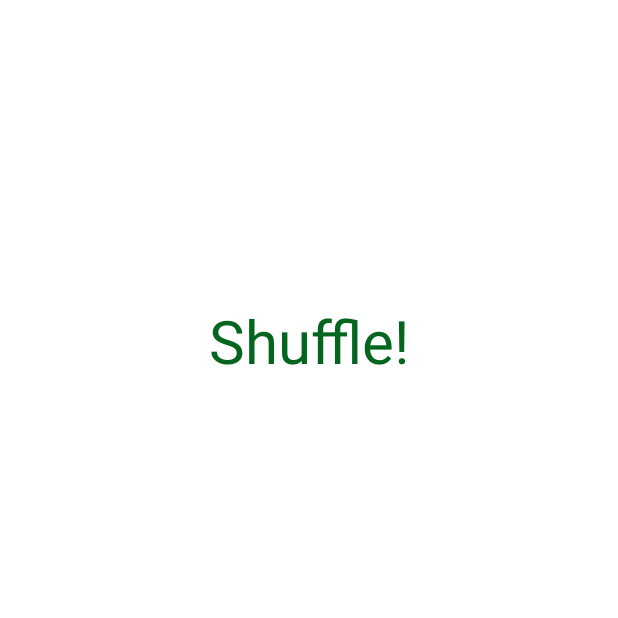
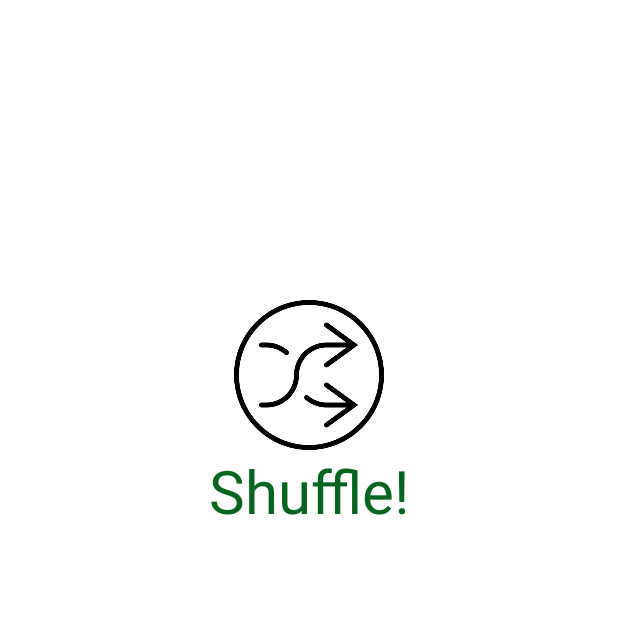
Before and after one commit to dmsb/Shuffle, an Android app: the SplashScreenActivity screen opened directly, with no data from a screen before it, on a phone screen of 412 x 824 dp, the top half of it. Run offline under Robolectric (Android 15) with nearby library versions, the phone set to English and light mode, and no system bars.

Commit message:
Atualizando icones e animação primeira tela

```diff
--- a/app/src/main/java/com/example/shuffle/SplashScreenActivity.java
+++ b/app/src/main/java/com/example/shuffle/SplashScreenActivity.java
@@ -5,13 +5,23 @@ import androidx.appcompat.app.AppCompatActivity;
 import android.content.Intent;
 import android.os.Bundle;
 import android.os.Handler;
+import android.view.animation.AccelerateDecelerateInterpolator;
+import android.widget.ImageButton;
 
 public class SplashScreenActivity extends AppCompatActivity {
+
+    private ImageButton playButton;
 
     @Override
     protected void onCreate(Bundle savedInstanceState) {
         super.onCreate(savedInstanceState);
         setContentView(R.layout.activity_splash_screen);
+
+        //Rotation button
+        this.playButton =  findViewById(R.id.play_button);
+        float btn = this.playButton.getRotation() + 360F;
+        this.playButton.animate().rotation(btn).setInterpolator(new AccelerateDecelerateInterpolator());
+
         Handler handle = new Handler();
         handle.postDelayed(new Runnable() {
             @Override
@@ -22,6 +32,7 @@ public class SplashScreenActivity extends AppCompatActivity {
 
     }
 
+
     private void getMainPage() {
         Intent it = new Intent(SplashScreenActivity.this,
                 MainActivity.class);
--- a/app/src/main/res/layout/activity_main.xml
+++ b/app/src/main/res/layout/activity_main.xml
@@ -67,7 +67,7 @@
             android:scaleType="fitCenter"/>
         <ImageButton
             android:id="@+id/settings_button"
-            android:src="@drawable/cog"
+            android:src="@drawable/settings"
             android:background="?attr/selectableItemBackgroundBorderless"
             android:layout_gravity="bottom"
             android:layout_marginBottom="20dp"
--- a/app/src/main/res/layout/activity_search.xml
+++ b/app/src/main/res/layout/activity_search.xml
@@ -78,7 +78,7 @@
             android:scaleType="fitCenter"/>
         <ImageButton
             android:id="@+id/settings_button"
-            android:src="@drawable/cog"
+            android:src="@drawable/settings"
             android:background="?attr/selectableItemBackgroundBorderless"
             android:layout_gravity="bottom"
             android:layout_marginBottom="20dp"
--- a/app/src/main/res/layout/activity_settings.xml
+++ b/app/src/main/res/layout/activity_settings.xml
@@ -68,7 +68,7 @@
             android:scaleType="fitCenter"/>
         <ImageButton
             android:id="@+id/settings_button"
-            android:src="@drawable/cog"
+            android:src="@drawable/settings"
             android:background="?attr/selectableItemBackgroundBorderless"
             android:layout_gravity="bottom"
             android:layout_marginBottom="20dp"
--- a/app/src/main/res/layout/activity_splash_screen.xml
+++ b/app/src/main/res/layout/activity_splash_screen.xml
@@ -9,9 +9,21 @@
     android:background="#fff"
     android:orientation="vertical">
 
+    <ImageButton
+        android:id="@+id/play_button"
+        android:layout_width="match_parent"
+        android:layout_height="wrap_content"
+        android:src="@drawable/shuffle"
+        android:adjustViewBounds="true"
+        android:maxWidth="100dp"
+        android:maxHeight="100dp"
+        android:layout_marginTop="200dp"
+        android:scaleType="fitCenter"
+        android:background="?attr/selectableItemBackgroundBorderless"
+        />
+
     <TextView
         android:layout_gravity="center"
-        android:layout_marginTop="200dp"
         android:layout_width="match_parent"
         android:layout_height="wrap_content"
         android:gravity="center"
@@ -19,6 +31,4 @@
         android:textColor="#04661E"
         android:textSize="40dp"/>
 
-
-
 </LinearLayout>
```
Also changed, not shown: app/src/main/res/drawable/ic_shuffle.xml (added, +7 -0 lines), app/src/main/res/drawable/ic_shuffle_1.xml (added, +7 -0 lines), app/src/main/ic_launcher-web.png (added), app/src/main/res/drawable/cog.png (deleted), app/src/main/res/drawable/home.png, app/src/main/res/drawable/music.png, app/src/main/res/drawable/settings.png (added), app/src/main/res/drawable/shuffle.png, app/src/main/res/mipmap-hdpi/ic_launcher_foreground.png (added), app/src/main/res/mipmap-mdpi/ic_launcher_foreground.png (added), app/src/main/res/mipmap-xhdpi/ic_launcher_foreground.png (added), app/src/main/res/mipmap-xxhdpi/ic_launcher_foreground.png (added), app/src/main/res/mipmap-xxxhdpi/ic_launcher_foreground.png (added).
